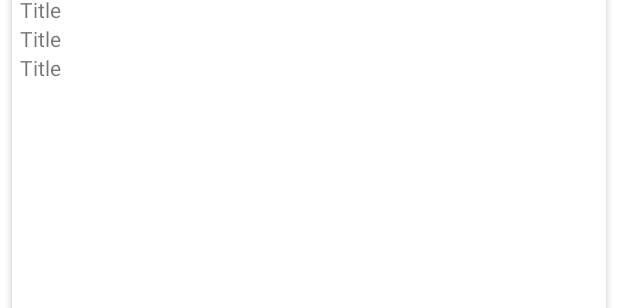
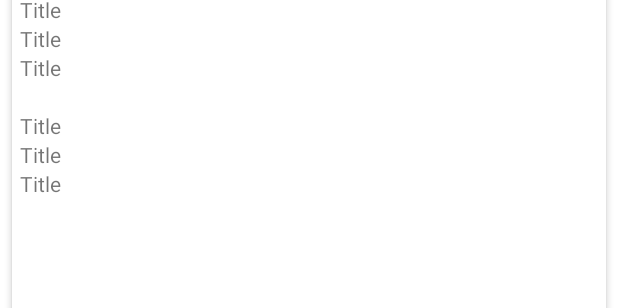
Before and after one commit to AlexisPechon/4th-Year-Android-App-Project, an Android app: the layout list_item.xml on its own in the app's theme, with its tools: preview values and no code run, on a phone screen of 412 x 824 dp. Shown: the part 389-697 px from the top of the screen. Run offline under Robolectric (Android 15) with nearby library versions, the phone set to English and light mode, and no system bars.

Commit message:
21st commit

```diff
--- a/Android-Timetable-App/app/src/main/java/com/example/a4th_year_android_timetable_app/APIInterface.java
+++ b/Android-Timetable-App/app/src/main/java/com/example/a4th_year_android_timetable_app/APIInterface.java
@@ -6,7 +6,7 @@ import retrofit2.Call;
 import retrofit2.http.GET;
 
 public interface APIInterface {
-    @GET("v1/b278285a-8062-4d03-a7dc-a180f76b5c9c")
+    @GET("v1/f26de8ad-181d-403f-850b-9e49fe578035")
     //@GET("/posts")
     Call<List<Posts>> getPosts();
 }
--- a/Android-Timetable-App/app/src/main/res/layout/list_item.xml
+++ b/Android-Timetable-App/app/src/main/res/layout/list_item.xml
@@ -137,6 +137,39 @@
             app:layout_constraintStart_toStartOf="parent"
             app:layout_constraintTop_toBottomOf="@+id/tvIrishArrivalBody"/>
 
+        <TextView
+            android:id="@+id/tvEmptyFieldBody"
+            android:layout_width="wrap_content"
+            android:layout_height="wrap_content"
+            android:text=" "
+            app:layout_constraintStart_toStartOf="parent"
+            app:layout_constraintTop_toBottomOf="@+id/tvIrishDepartureBody"/>
+
+        <TextView
+            android:id="@+id/tvIrishSubLocationBody"
+            android:layout_width="wrap_content"
+            android:layout_height="wrap_content"
+            android:text="Title"
+            app:layout_constraintStart_toStartOf="parent"
+            app:layout_constraintTop_toBottomOf="@+id/tvEmptyFieldBody"/>
+
+        <TextView
+            android:id="@+id/tvIrishSubArrivalBody"
+            android:layout_width="wrap_content"
+            android:layout_height="wrap_content"
+            android:text="Title"
+            app:layout_constraintStart_toStartOf="parent"
+            app:layout_constraintTop_toBottomOf="@+id/tvIrishSubLocationBody"/>
+
+        <TextView
+            android:id="@+id/tvIrishSubDepartureBody"
+            android:layout_width="wrap_content"
+            android:layout_height="wrap_content"
+            android:text="Title"
+            app:layout_constraintStart_toStartOf="parent"
+            app:layout_constraintTop_toBottomOf="@+id/tvIrishSubArrivalBody"/>
+
+
     </androidx.constraintlayout.widget.ConstraintLayout>
 
 </com.google.android.material.card.MaterialCardView>
```
Also changed, not shown: Android-Timetable-App/app/src/main/java/com/example/a4th_year_android_timetable_app/Posts.java (+29 -3 lines), Android-Timetable-App/app/src/main/java/com/example/a4th_year_android_timetable_app/PostsAdapter.java (+19 -0 lines).
